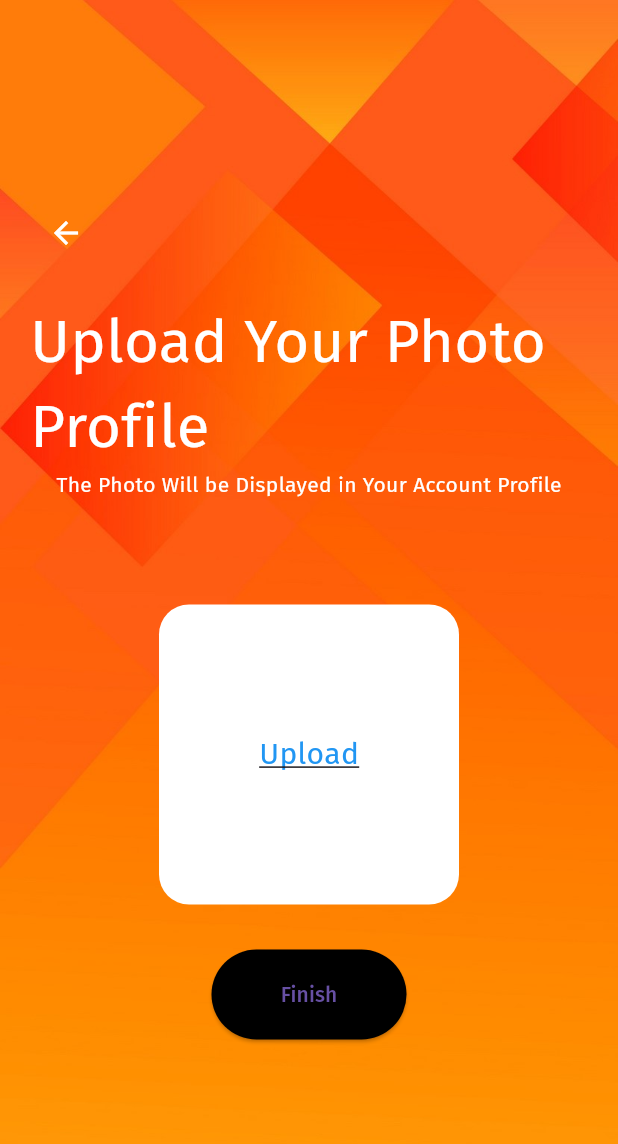
After one commit to Naoldaba/FirfirTera-MobileApp, a Flutter app: the Register_3 screen opened by its route, on a phone screen of 412 x 824 dp. The commit adds this screen. Shown: the top 1144 px of the screen. Run offline on Flutter 3.47's test engine with Material 3 defaults, Android fonts, the phone set to English and light mode, and no system bars; our stand-ins replace google_fonts, image_picker, motion_tab_bar; missing offline and left inert: addtional_screen, comment_box; project files that could hold a hidden picture were left out.

Commit message:
adding register page III

```diff
--- a/lib/main.dart
+++ b/lib/main.dart
@@ -1,4 +1,5 @@
 import 'package:firfir_tera/presentation/screens/admin.dart';
+import 'package:firfir_tera/presentation/screens/create_recipe_page.dart';
 import 'package:firfir_tera/presentation/screens/register_3.dart';
 import 'package:flutter/material.dart';
 import 'package:firfir_tera/presentation/screens/home.dart';
@@ -37,9 +38,9 @@ class MyApp extends StatelessWidget {
         '/register_2': (context) => const Register_2(),
         '/register_3': (context) => const Register_3(),
         '/home/detailed_view': (context) => const DetailedView(),
-        '/admin': (context) => AdminPanel()
-        '/create_recipe':(context)=>CreateRecipe(),
-        '/comment':(context)=>CreateComment(),
+        '/admin': (context) => AdminPanel(),
+        '/create_recipe': (context) => CreateRecipe(),
+        '/comment': (context) => CreateComment(),
       },
     );
   }
--- /dev/null
+++ b/lib/presentation/screens/register_3.dart
@@ -0,0 +1,154 @@
+import 'package:flutter/material.dart';
+import 'package:image_picker/image_picker.dart';
+// import 'dart:io';
+import 'dart:convert';
+
+class Register_3 extends StatefulWidget {
+  const Register_3({super.key});
+
+  @override
+  State<Register_3> createState() => _Register_3State();
+}
+
+class _Register_3State extends State<Register_3> {
+  String? _imageData;
+  String? _imageName;
+
+  Future<void> _getImage() async {
+    final picker = ImagePicker();
+    final pickedImage = await picker.pickImage(source: ImageSource.gallery);
+
+    if (pickedImage != null) {
+      final bytes = await pickedImage.readAsBytes();
+      final base64Image = base64Encode(bytes);
+      setState(() {
+        _imageData = base64Image;
+        _imageName = pickedImage.path.split('/').last;
+      });
+    }
+  }
+
+  @override
+  Widget build(BuildContext context) {
+    return Scaffold(
+      extendBody: true,
+      body: Container(
+        decoration: const BoxDecoration(
+          image: DecorationImage(
+            image: AssetImage('assets/images/log_reg_background.jpg'),
+            fit: BoxFit.cover,
+          ),
+        ),
+        child: Padding(
+          padding: const EdgeInsets.symmetric(horizontal: 20),
+          child: Column(
+            mainAxisAlignment: MainAxisAlignment.center,
+            children: [
+              Row(
+                children: [
+                  IconButton(
+                    onPressed: () {
+                      Navigator.pushReplacementNamed(context, '/register_2');
+                    },
+                    icon: const Icon(
+                      Icons.arrow_back,
+                    ),
+                    color: Colors.white,
+                  )
+                ],
+              ),
+              const SizedBox(
+                height: 20,
+              ),
+              const Column(
+                children: [
+                  Text(
+                    "Upload Your Photo Profile",
+                    textAlign: TextAlign.start,
+                    style: TextStyle(color: Colors.white, fontSize: 40),
+                  ),
+                  Text(
+                    "The Photo Will be Displayed in Your Account Profile",
+                    style: TextStyle(
+                      color: Colors.white,
+                    ),
+                    textAlign: TextAlign.start,
+                  ),
+                ],
+              ),
+              const SizedBox(
+                height: 70,
+              ),
+              GestureDetector(
+                onTap: _getImage,
+                child: MouseRegion(
+                  cursor: SystemMouseCursors.click,
+                  child: Container(
+                    width: 200,
+                    height: 200,
+                    // padding: const EdgeInsets.all(10),
+                    decoration: BoxDecoration(
+                      color: Colors.white,
+                      borderRadius: BorderRadius.circular(20),
+                    ),
+                    child: _imageData != null
+                        ? Column(
+                            mainAxisAlignment: MainAxisAlignment.center,
+                            children: [
+                              const SizedBox(height: 10),
+                              Image.memory(
+                                base64Decode(_imageData!),
+                                width: 150,
+                                height: 150,
+                                fit: BoxFit.cover,
+                              ),
+                            ],
+                          )
+                        : const Column(
+                            mainAxisAlignment: MainAxisAlignment.center,
+                            children: [
+                              Text(
+                                "Upload",
+                                style: TextStyle(
+                                  color: Colors.blue,
+                                  fontSize: 20,
+                                  decoration: TextDecoration.underline,
+                                ),
+                              ),
+                            ],
+                          ),
+                  ),
+                ),
+              ),
+              Column(
+                children: [
+                  const SizedBox(
+                    height: 30.0,
+                  ),
+                  ElevatedButton(
+                    onPressed: () {
+                      // Navigator.pushReplacementNamed(context, '/register_2');
+                    },
+                    style: ButtonStyle(
+                      backgroundColor: MaterialStateProperty.all(Colors.black),
+                      minimumSize:
+                          MaterialStateProperty.all(const Size(130, 60)),
+                      shape: MaterialStateProperty.all(
+                        RoundedRectangleBorder(
+                          borderRadius: BorderRadius.circular(40.0),
+                        ),
+                      ),
+                    ),
+                    child: const Text(
+                      "Finish",
+                    ),
+                  ),
+                ],
+              ),
+            ],
+          ),
+        ),
+      ),
+    );
+  }
+}
```
Also changed, not shown: pubspec.lock.
